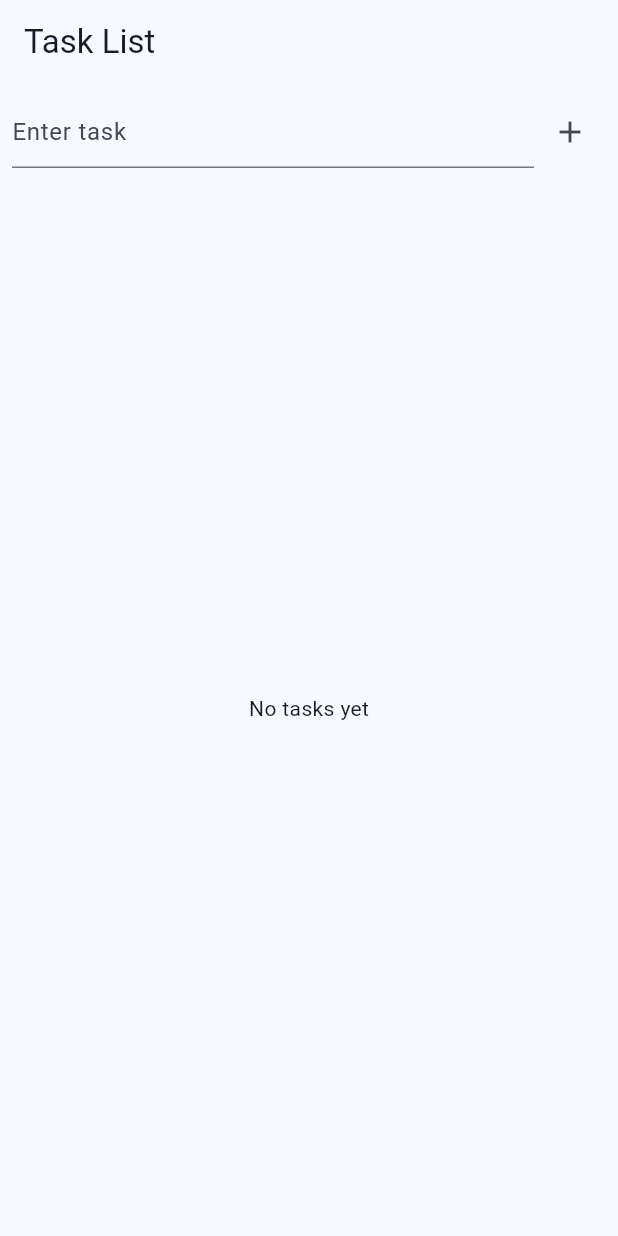
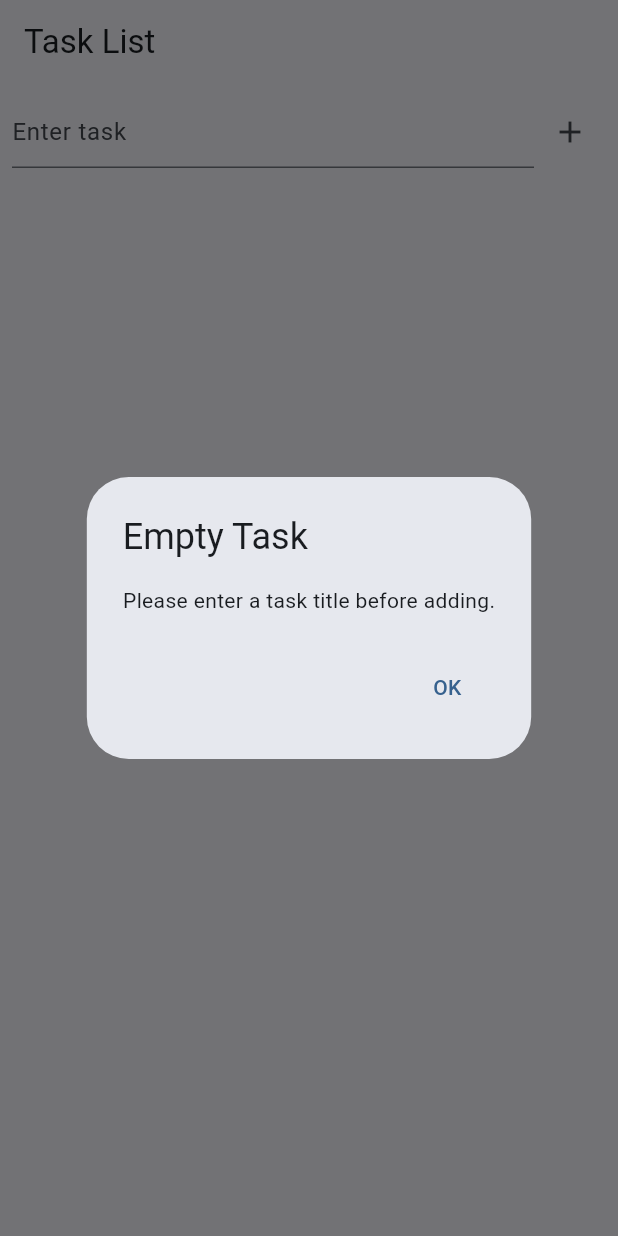
Before and after one commit to White3ugar/Task-List-App, a Flutter app: the screen it shows after launch, after a tap on the "add" icon, on a phone screen of 412 x 824 dp. Run offline on Flutter 3.47's test engine with Material 3 defaults, Android fonts, the phone set to English and light mode, and no system bars; our stand-ins replace flutter_bloc, hive, hive_flutter; accounts and stored records are empty.

Commit message:
UX updated

```diff
--- a/lib/models/task_model.dart
+++ b/lib/models/task_model.dart
@@ -1,6 +1,6 @@
 import 'package:hive/hive.dart';
 
-part 'task_model.g.dart'; // generated file
+part 'task_model.g.dart';
 
 @HiveType(typeId: 0)
 class Task {
--- a/lib/screens/task_screen.dart
+++ b/lib/screens/task_screen.dart
@@ -7,50 +7,86 @@ import '../blocs/task_state.dart';
 class TaskScreen extends StatelessWidget {
   TaskScreen({super.key});
 
+  // Text controller for the input field
   final TextEditingController titleInputField = TextEditingController();
+
+  // Function to handle adding a new task
+  void addNewTask(BuildContext context, TextEditingController controller) {
+    // Check if input is empty -> show alert dialog
+    if (controller.text.isEmpty) {
+      showDialog(
+        context: context,
+        builder: (ctx) => AlertDialog(
+          title: const Text('Empty Task'),
+          content: const Text('Please enter a task title before adding.'),
+          actions: [
+            TextButton(
+              onPressed: () => Navigator.of(ctx).pop(),
+              child: const Text('OK'),
+            ),
+          ],
+        ),
+      );
+      return;
+    }
+
+    // If not empty -> dispatch AddTask event to BLoC
+    context.read<TaskBloc>().add(AddTask(controller.text));
+    controller.clear();
+
+    ScaffoldMessenger.of(context).showSnackBar(
+      const SnackBar(content: Text('Task added')),
+    );
+  }
 
   @override
   Widget build(BuildContext context) {
     return Scaffold(
       appBar: AppBar(title: const Text('Task List')),
+
       body: Column(
         children: [
+          // Input row (TextField + Add button)
           Padding(
             padding: const EdgeInsets.all(8.0),
             child: Row(
               children: [
+                // Text field to type a new task
                 Expanded(
                   child: TextField(
                     controller: titleInputField,
                     decoration: const InputDecoration(hintText: 'Enter task'),
+                    // Pressing "Enter" to add the task
+                    onSubmitted: (value) => addNewTask(context, titleInputField),
                   ),
                 ),
+                // Add button (same function as pressing Enter)
                 IconButton(
                   icon: const Icon(Icons.add),
-                  onPressed: () {
-                    if (titleInputField.text.isNotEmpty) {
-                      context.read<TaskBloc>().add(AddTask(titleInputField.text));
-                      titleInputField.clear();
-                      ScaffoldMessenger.of(context).showSnackBar(
-                        const SnackBar(content: Text('Task added')),
-                      );
-                    }
-                  },
+                  onPressed: () => addNewTask(context, titleInputField),
                 ),
               ],
             ),
           ),
+
+          // Expanded section for displaying task list
           Expanded(
             child: BlocBuilder<TaskBloc, TaskState>(
               builder: (context, state) {
+                // If no tasks -> show empty message
                 if (state.tasks.isEmpty) {
                   return const Center(child: Text('No tasks yet'));
                 }
+
+                // Otherwise -> display tasks in a scrollable ListView
                 return ListView.builder(
                   itemCount: state.tasks.length,
                   itemBuilder: (context, index) {
                     final task = state.tasks[index];
+
+                    // Each task displayed as a ListTile
                     return ListTile(
+                      // Task title (crossed out if completed)
                       title: Text(
                         task.title,
                         style: TextStyle(
@@ -59,17 +95,46 @@ class TaskScreen extends StatelessWidget {
                               : null,
                         ),
                       ),
+
+                      // Checkbox for marking task complete/incomplete
                       leading: Checkbox(
                         value: task.isCompleted,
                         onChanged: (_) =>
                             context.read<TaskBloc>().add(ToggleTask(task.id)),
                       ),
+
+                      // Delete button
                       trailing: IconButton(
                         icon: const Icon(Icons.delete),
                         onPressed: () {
-                          context.read<TaskBloc>().add(DeleteTask(task.id));
-                          ScaffoldMessenger.of(context).showSnackBar(
-                            const SnackBar(content: Text('Task deleted')),
+                          // Show confirmation dialog before deleting
+                          showDialog(
+                            context: context,
+                            builder: (ctx) => AlertDialog(
+                              title: const Text('Delete Task'),
+                              content: const Text('Are you sure you want to delete this task?'),
+                              actions: [
+                                // Cancel deletion
+                                TextButton(
+                                  onPressed: () => Navigator.of(ctx).pop(),
+                                  child: const Text('No'),
+                                ),
+                                // Confirm deletion
+                                TextButton(
+                                  onPressed: () {
+                                    Navigator.of(ctx).pop();
+                                    context.read<TaskBloc>().add(DeleteTask(task.id));
+                                    ScaffoldMessenger.of(context).showSnackBar(
+                                      const SnackBar(content: Text('Task deleted')),
+                                    );
+                                  },
+                                  child: const Text(
+                                    'Yes',
+                                    style: TextStyle(color: Colors.red),
+                                  ),
+                                ),
+                              ],
+                            ),
                           );
                         },
                       ),
```
